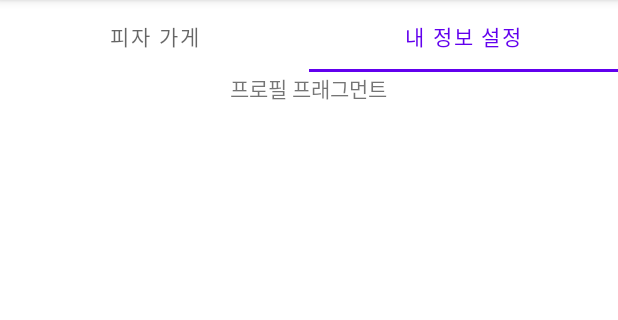
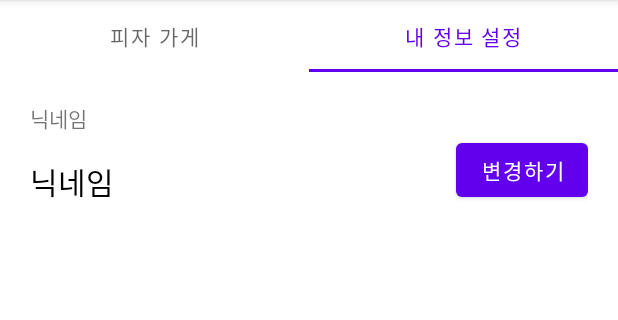
Before and after one commit to parksangmin/PizzaStore_20220710, an Android app: the screen it shows after launch (MainActivity), tab 2 chosen, on a phone screen of 412 x 824 dp, the part 84-404 px from its top. Run offline under Robolectric (Android 15) with nearby library versions, the phone set to English and light mode, and no system bars.

Commit message:
3. 우측 프로필 프래그먼트 작업 - xml 작업 완료

```diff
--- a/app/src/main/res/layout/fragment_profile.xml
+++ b/app/src/main/res/layout/fragment_profile.xml
@@ -2,12 +2,41 @@
 <LinearLayout xmlns:android="http://schemas.android.com/apk/res/android"
     android:layout_width="match_parent"
     android:layout_height="match_parent"
-    android:orientation="vertical">
+    android:orientation="vertical"
+    android:padding="20dp">
 
     <TextView
-        android:layout_gravity="center"
         android:layout_width="wrap_content"
         android:layout_height="wrap_content"
-        android:text="프로필 프래그먼트"/>
+        android:text="닉네임"/>
+
+    <LinearLayout
+        android:layout_width="match_parent"
+        android:layout_height="wrap_content"
+        android:layout_gravity="center_vertical"
+        android:orientation="horizontal">
+
+        <TextView
+            android:id="@+id/nicknameTxt"
+            android:layout_width="wrap_content"
+            android:layout_height="wrap_content"
+            android:text="닉네임"
+            android:layout_marginTop="10dp"
+            android:textSize="20sp"
+            android:textColor="@color/black" />
+
+        <TextView
+            android:layout_width="0dp"
+            android:layout_height="wrap_content"
+            android:layout_weight="1"/>
+
+        <Button
+            android:id="@+id/changeNicBtn"
+            android:layout_width="wrap_content"
+            android:layout_height="wrap_content"
+            android:text="변경하기"/>
+
+
+    </LinearLayout>
 
 </LinearLayout>
```
